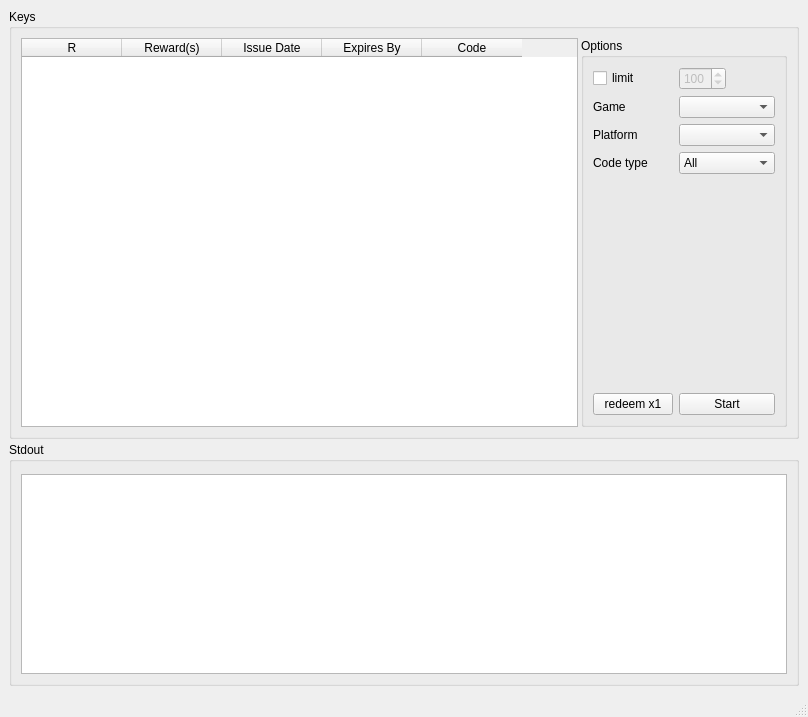
Fabbi/autoshift, file src/controlwindow.ui: the form before one commit.
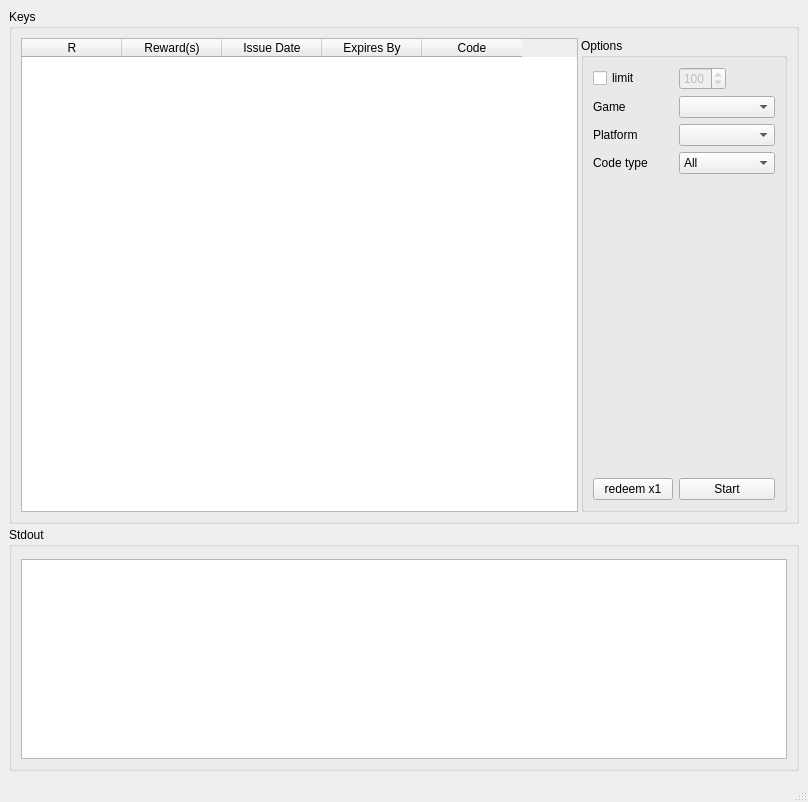
The form after the commit. Custom widgets are drawn as their Qt base class.

Commit message: Request object; getToken synchronous now

```diff
--- a/src/controlwindow.ui
+++ b/src/controlwindow.ui
@@ -7,7 +7,7 @@
     <x>0</x>
     <y>0</y>
     <width>808</width>
-    <height>717</height>
+    <height>802</height>
    </rect>
   </property>
   <property name="sizePolicy">
@@ -59,6 +59,12 @@
          <property name="sortingEnabled">
           <bool>true</bool>
          </property>
+         <attribute name="horizontalHeaderStretchLastSection">
+          <bool>false</bool>
+         </attribute>
+         <attribute name="verticalHeaderStretchLastSection">
+          <bool>false</bool>
+         </attribute>
          <column>
           <property name="text">
            <string>R</string>
```
Left out of the diff: 44 changed lines with no effect on the pictures. The commit also changes 2 other files.
